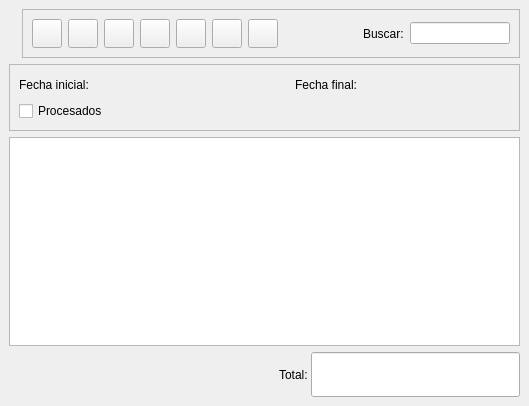
This is bulmages/bulmafact/src/budgetslistbase.ui in eboladev/Bulmages-1 as Qt 5 draws it before an edit. The edited form follows.
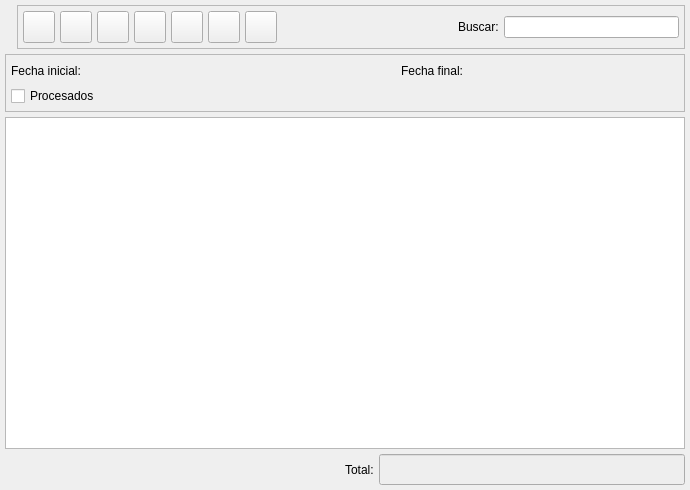
This is the edited form. Icons and pictures are not drawn. Custom widgets are drawn as their Qt base class.

Diff of the .ui file:
```diff
--- a/bulmages/bulmafact/src/budgetslistbase.ui
+++ b/bulmages/bulmafact/src/budgetslistbase.ui
@@ -9,8 +9,8 @@
    <rect>
     <x>0</x>
     <y>0</y>
-    <width>529</width>
-    <height>406</height>
+    <width>690</width>
+    <height>490</height>
    </rect>
   </property>
   <property name="windowTitle" >
@@ -21,10 +21,10 @@
   </property>
   <layout class="QVBoxLayout" >
    <property name="margin" >
-    <number>9</number>
+    <number>5</number>
    </property>
    <property name="spacing" >
-    <number>6</number>
+    <number>5</number>
    </property>
    <item>
     <layout class="QHBoxLayout" >
@@ -32,7 +32,7 @@
       <number>0</number>
      </property>
      <property name="spacing" >
-      <number>6</number>
+      <number>5</number>
      </property>
      <item>
       <widget class="QLabel" name="label" >
@@ -54,13 +54,25 @@
        </property>
        <layout class="QHBoxLayout" >
         <property name="margin" >
-         <number>9</number>
+         <number>5</number>
         </property>
         <property name="spacing" >
-         <number>6</number>
+         <number>5</number>
         </property>
         <item>
          <widget class="QToolButton" name="mui_crear" >
+          <property name="minimumSize" >
+           <size>
+            <width>32</width>
+            <height>32</height>
+           </size>
+          </property>
+          <property name="maximumSize" >
+           <size>
+            <width>32</width>
+            <height>32</height>
+           </size>
+          </property>
           <property name="toolTip" >
            <string>Nuevo pedido</string>
           </property>
@@ -83,6 +95,18 @@
         </item>
         <item>
          <widget class="QToolButton" name="mui_editar" >
+          <property name="minimumSize" >
+           <size>
+            <width>32</width>
+            <height>32</height>
+           </size>
+          </property>
+          <property name="maximumSize" >
+           <size>
+            <width>32</width>
+            <height>32</height>
+           </size>
+          </property>
           <property name="toolTip" >
            <string>Editar pedido</string>
           </property>
@@ -105,6 +129,18 @@
         </item>
         <item>
          <widget class="QToolButton" name="mui_borrar" >
+          <property name="minimumSize" >
+           <size>
+            <width>32</width>
+            <height>32</height>
+           </size>
+          </property>
+          <property name="maximumSize" >
+           <size>
+            <width>32</width>
+            <height>32</height>
+           </size>
+          </property>
           <property name="toolTip" >
            <string>Borrar pedido</string>
           </property>
@@ -127,6 +163,18 @@
         </item>
         <item>
          <widget class="QToolButton" name="mui_imprimir" >
+          <property name="minimumSize" >
+           <size>
+            <width>32</width>
+            <height>32</height>
+           </size>
+          </property>
+          <property name="maximumSize" >
+           <size>
+            <width>32</width>
+            <height>32</height>
+           </size>
+          </property>
           <property name="toolTip" >
            <string>Imprimir listado</string>
           </property>
@@ -149,6 +197,18 @@
         </item>
         <item>
          <widget class="QToolButton" name="mui_filtrar" >
+          <property name="minimumSize" >
+           <size>
+            <width>32</width>
+            <height>32</height>
+           </size>
+          </property>
+          <property name="maximumSize" >
+           <size>
+            <width>32</width>
+            <height>32</height>
+           </size>
+          </property>
           <property name="toolTip" >
            <string>Filtrar pedidos</string>
           </property>
@@ -174,6 +234,18 @@
         </item>
         <item>
          <widget class="QToolButton" name="mui_configurar" >
+          <property name="minimumSize" >
+           <size>
+            <width>32</width>
+            <height>32</height>
+           </size>
+          </property>
+          <property name="maximumSize" >
+           <size>
+            <width>32</width>
+            <height>32</height>
+           </size>
+          </property>
           <property name="toolTip" >
            <string>Configurar listado</string>
           </property>
@@ -199,6 +271,18 @@
         </item>
         <item>
          <widget class="QToolButton" name="mui_actualizar" >
+          <property name="minimumSize" >
+           <size>
+            <width>32</width>
+            <height>32</height>
+           </size>
+          </property>
+          <property name="maximumSize" >
+           <size>
+            <width>32</width>
+            <height>32</height>
+           </size>
+          </property>
           <property name="toolTip" >
            <string>Actualizar listado</string>
           </property>
@@ -246,7 +330,7 @@
          <widget class="QLineEdit" name="m_filtro" >
           <property name="minimumSize" >
            <size>
-            <width>100</width>
+            <width>150</width>
             <height>0</height>
            </size>
           </property>
@@ -267,10 +351,10 @@
      </property>
      <layout class="QVBoxLayout" >
       <property name="margin" >
-       <number>9</number>
+       <number>5</number>
       </property>
       <property name="spacing" >
-       <number>6</number>
+       <number>5</number>
       </property>
       <item>
        <layout class="QHBoxLayout" >
@@ -278,7 +362,7 @@
          <number>0</number>
         </property>
         <property name="spacing" >
-         <number>3</number>
+         <number>5</number>
         </property>
         <item>
          <widget class="QLabel" name="textLabel1_4" >
@@ -288,7 +372,14 @@
          </widget>
         </item>
         <item>
-         <widget class="BusquedaFecha" native="1" name="m_fechain" />
+         <widget class="BusquedaFecha" native="1" name="m_fechain" >
+          <property name="minimumSize" >
+           <size>
+            <width>150</width>
+            <height>0</height>
+           </size>
+          </property>
+         </widget>
         </item>
         <item>
          <spacer>
@@ -314,7 +405,14 @@
          </widget>
         </item>
         <item>
-         <widget class="BusquedaFecha" native="1" name="m_fechafin" />
+         <widget class="BusquedaFecha" native="1" name="m_fechafin" >
+          <property name="minimumSize" >
+           <size>
+            <width>150</width>
+            <height>0</height>
+           </size>
+          </property>
+         </widget>
         </item>
         <item>
          <spacer>
@@ -369,7 +467,7 @@
       <number>0</number>
      </property>
      <property name="spacing" >
-      <number>3</number>
+      <number>5</number>
      </property>
      <item>
       <spacer>
@@ -399,10 +497,47 @@
        <property name="enabled" >
         <bool>true</bool>
        </property>
+       <property name="palette" >
+        <palette>
+         <active>
+          <colorrole role="Base" >
+           <brush brushstyle="SolidPattern" >
+            <color alpha="255" >
+             <red>238</red>
+             <green>238</green>
+             <blue>238</blue>
+            </color>
+           </brush>
+          </colorrole>
+         </active>
+         <inactive>
+          <colorrole role="Base" >
+           <brush brushstyle="SolidPattern" >
+            <color alpha="255" >
+             <red>238</red>
+             <green>238</green>
+             <blue>238</blue>
+            </color>
+           </brush>
+          </colorrole>
+         </inactive>
+         <disabled>
+          <colorrole role="Base" >
+           <brush brushstyle="SolidPattern" >
+            <color alpha="255" >
+             <red>255</red>
+             <green>255</green>
+             <blue>255</blue>
+            </color>
+           </brush>
+          </colorrole>
+         </disabled>
+        </palette>
+       </property>
        <property name="font" >
         <font>
          <family>Sans Serif</family>
-         <pointsize>20</pointsize>
+         <pointsize>12</pointsize>
          <weight>75</weight>
          <italic>false</italic>
          <bold>true</bold>
@@ -413,6 +548,9 @@
        <property name="alignment" >
         <set>Qt::AlignRight</set>
        </property>
+       <property name="readOnly" >
+        <bool>true</bool>
+       </property>
       </widget>
      </item>
     </layout>
@@ -421,16 +559,6 @@
  </widget>
  <layoutdefault spacing="3" margin="5" />
  <customwidgets>
-  <customwidget>
-   <class>BusquedaArticulo</class>
-   <extends>QWidget</extends>
-   <header>busquedaarticulo.h</header>
-  </customwidget>
-  <customwidget>
-   <class>BusquedaCliente</class>
-   <extends>QWidget</extends>
-   <header>busquedacliente.h</header>
-  </customwidget>
   <customwidget>
    <class>BusquedaFecha</class>
    <extends>QWidget</extends>
@@ -441,6 +569,16 @@
    <extends>QTableWidget</extends>
    <header>presupuestolist.h</header>
   </customwidget>
+  <customwidget>
+   <class>BusquedaArticulo</class>
+   <extends>QWidget</extends>
+   <header>busquedaarticulo.h</header>
+  </customwidget>
+  <customwidget>
+   <class>BusquedaCliente</class>
+   <extends>QWidget</extends>
+   <header>busquedacliente.h</header>
+  </customwidget>
  </customwidgets>
  <resources>
   <include location="../../bulmages.qrc" />
```
